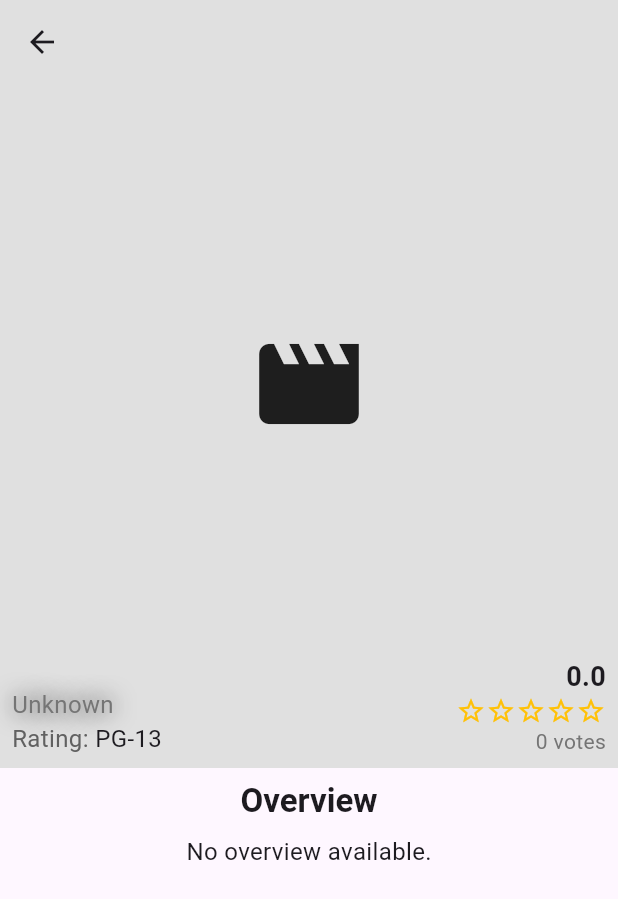
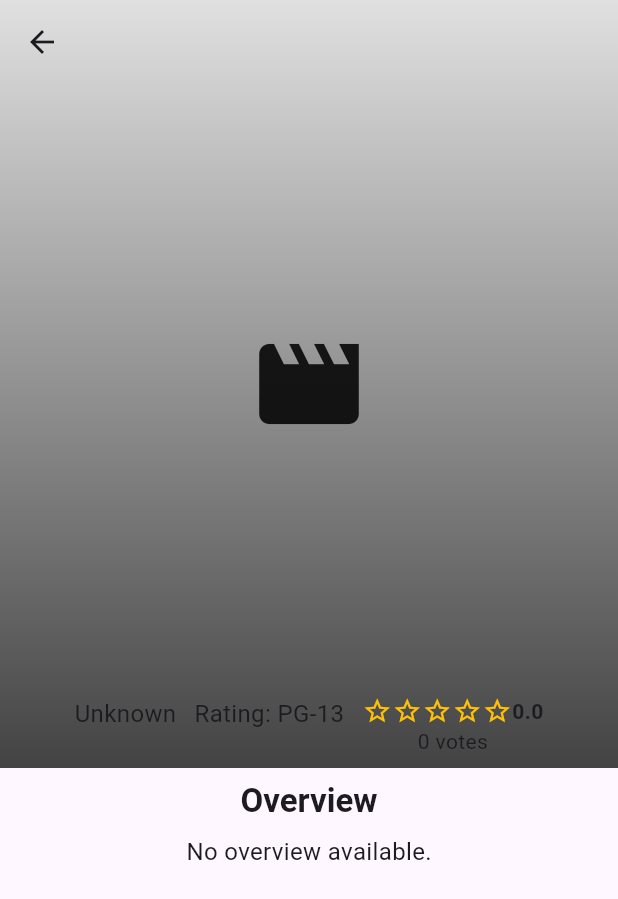
Before and after one commit to SevenSoftware7/hitch_db, a Flutter app: the MoviePreviewScreen screen opened directly with empty values, on a phone screen of 412 x 824 dp. Shown: the top 899 px of the screen. Run offline on Flutter 3.47's test engine with Material 3 defaults, Android fonts, the phone set to English and light mode, and no system bars; our stand-ins replace cached_network_image; network calls fail.

```diff
--- a/lib/screens/home_screen.dart
+++ b/lib/screens/home_screen.dart
@@ -1,7 +1,7 @@
 import 'package:flutter/material.dart';
 
 import 'package:hitch_db/screens/movie_preview_screen.dart';
-import 'package:hitch_db/widgets/swipeable.dart';
+import 'package:hitch_db/widgets/swipe_cards.dart';
 import '../models/movie.dart';
 import '../services/movie_service.dart';
 import '../widgets/movie_card.dart';
--- a/lib/screens/movie_preview_screen.dart
+++ b/lib/screens/movie_preview_screen.dart
@@ -43,6 +43,19 @@ class MoviePreviewScreen extends StatelessWidget {
                     : Container(
                         color: Colors.grey[300],
                         child: const Icon(Icons.movie, size: 80),
+                      ),
+                  // Gradient overlay/shadow for better text visibility
+                  Container(
+                    decoration: BoxDecoration(
+                      gradient: LinearGradient(
+                        begin: Alignment.topCenter,
+                        end: Alignment.bottomCenter,
+                        colors: [
+                          Colors.transparent,
+                          Colors.black.withValues(alpha: 0.7),
+                        ],
+                      ),
+                    ),
                   ),
                 ],
               ),
@@ -102,90 +115,58 @@ class MoviePreviewScreen extends StatelessWidget {
           style: const TextStyle(
             fontWeight: FontWeight.bold,
             fontSize: 32,
-            shadows: [
-              Shadow(
-                offset: Offset(0, 0),
-                blurRadius: 20.0,
-                color: Colors.black,
-              ),
-            ],
           ),
         ),
         const SizedBox(height: 8),
         Padding(
           padding: const EdgeInsets.all(8.0),
-          child: Flex(
+          child: Wrap(
             direction: Axis.horizontal,
-            mainAxisAlignment: MainAxisAlignment.spaceBetween,
-            crossAxisAlignment: CrossAxisAlignment.end,
-            children: [
-              Column(
-                crossAxisAlignment: CrossAxisAlignment.start,
+            alignment: WrapAlignment.center,
+            runSpacing: 0,
+            runAlignment: WrapAlignment.spaceBetween,
+            spacing: 12,
             children: [
               Text(
                 _formatReleaseDate(movie.releaseDate),
-                    // overflow: TextOverflow.clip,
                 softWrap: true,
                 style: TextStyle(
                   fontSize: 16,
-                      color: Colors.grey[600],
-                      shadows: [
-                        Shadow(
-                          offset: Offset(0, 0),
-                          blurRadius: 20.0,
-                          color: Colors.black,
-                        ),
-                      ],
                 ),
               ),
-                  _buildInfoRow(
-                    context,
-                    'Rating',
-                    movie.adult ? '18+' : 'PG-13',
+              Text(
+                "Rating: ${movie.adult ? '18+' : 'PG-13'}",
+                style: TextStyle(
+                  fontSize: 16,
+                ),
+              ),
+              Column(
+                mainAxisSize: MainAxisSize.min,
+                children: [
+                  Row(
+                    mainAxisSize: MainAxisSize.min,
+                    crossAxisAlignment: CrossAxisAlignment.start,
+                    children: [
+                      RatingStars(rating: movie.voteAverage),
+                      Text(
+                        movie.voteAverage.toStringAsFixed(1),
+                        textAlign: TextAlign.center,
+                        style: const TextStyle(
+                          fontSize: 14,
+                          fontWeight: FontWeight.bold,
+                        ),
                       ),
                     ]
                   ),
-              Column(
-                crossAxisAlignment: CrossAxisAlignment.end,
-                children: [
-                  Text(
-                    movie.voteAverage.toStringAsFixed(1),
-                    style: const TextStyle(
-                      fontSize: 18,
-                      fontWeight: FontWeight.bold,
-                    ),
-                  ),
-                  RatingStars(rating: movie.voteAverage),
                   Text(
                     '${NumberFormat('#,###').format(movie.voteCount)} votes',
                     style: TextStyle(
                       fontSize: 14,
-                      color: Colors.grey[600],
                     ),
                   ),
-                ],
-              )
-            ],
-          ),
+                ]
               ),
             ],
-    );
-  }
-
-  Widget _buildInfoRow(BuildContext context, String label, String value) {
-    return Row(
-      children: [
-        Text(
-          '$label: ',
-          style: TextStyle(
-            fontSize: 16,
-            color: Colors.grey[700],
-          ),
-        ),
-        Text(
-          value,
-          style: const TextStyle(
-            fontSize: 16,
           ),
         ),
       ],
@@ -196,7 +177,7 @@ class MoviePreviewScreen extends StatelessWidget {
     if (date.isEmpty) return 'Unknown';
     try {
       final parsedDate = DateTime.parse(date);
-      return DateFormat('MMMM d, yyyy').format(parsedDate);
+      return DateFormat('d MMM yyyy').format(parsedDate);
     } catch (e) {
       return date;
     }
--- a/lib/widgets/rating_stars.dart
+++ b/lib/widgets/rating_stars.dart
@@ -19,6 +19,7 @@ class RatingStars extends StatelessWidget {
 
     return Row(
       mainAxisSize: MainAxisSize.min,
+      crossAxisAlignment: CrossAxisAlignment.start,
       children: List.generate(5, (index) {
         if (index < fullStars) {
           return Icon(
--- a/lib/widgets/swipeable.dart
+++ b/lib/widgets/swipe_cards.dart
@@ -26,6 +26,16 @@ class _SwipeCardsState<T extends Widget> extends State<SwipeCards<T>> {
 
   @override
   Widget build(BuildContext context) {
+    if (children.isEmpty) {
+      return const Scaffold(
+        body: Center(
+          child: Text(
+            "No more items",
+            style: TextStyle(fontSize: 24, fontWeight: FontWeight.bold),
+          ),
+        ),
+      );
+    }
     return _buildSwipeCardScaffold();
     // if (!useButtons) return _buildSwipeCardScaffold();
     // return Column(
@@ -79,7 +89,7 @@ class _SwipeCardsState<T extends Widget> extends State<SwipeCards<T>> {
 
   Widget _buildSwipeCard(Key key, int index, Widget child) {
     return Transform.translate(
-      offset: Offset(0, - _calculateOffset(index)),
+      offset: Offset(0, -_calculateOffset(index)),
       child: Transform.scale(
         scale: _calculateScale(index),
         child: SizedBox(
@@ -95,15 +105,15 @@ class _SwipeCardsState<T extends Widget> extends State<SwipeCards<T>> {
               key: key,
               direction: DismissDirection.horizontal,
               onDismissed: (direction) {
-                setState(() {
-                  children.remove(key);
-                });
                 T item = children.values.toList()[currentIndex];
                 if (direction == DismissDirection.endToStart) {
                   widget.onSwipeLeft?.call(item);
                 } else if (direction == DismissDirection.startToEnd) {
                   widget.onSwipeRight?.call(item);
                 }
+                setState(() {
+                  children.remove(key);
+                });
               },
               background: Container(
                 color: Colors.green,
```
Lines whose indentation alone changed are shown as unchanged.
